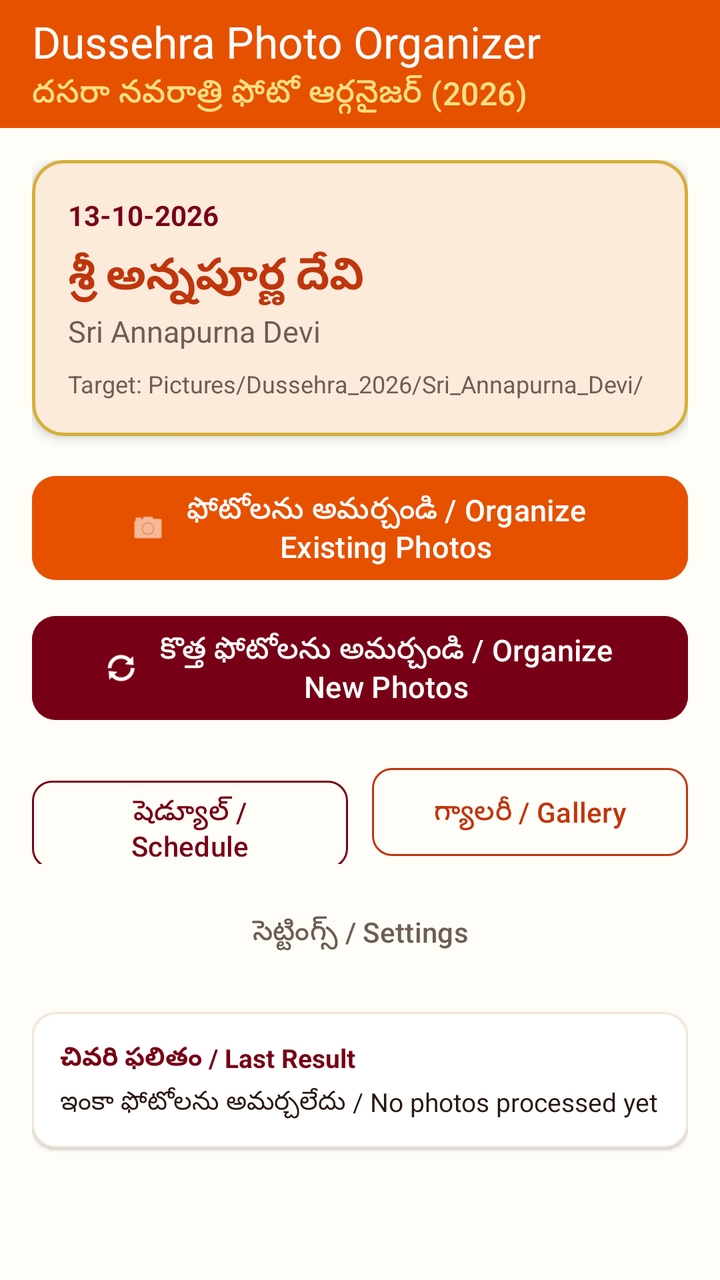
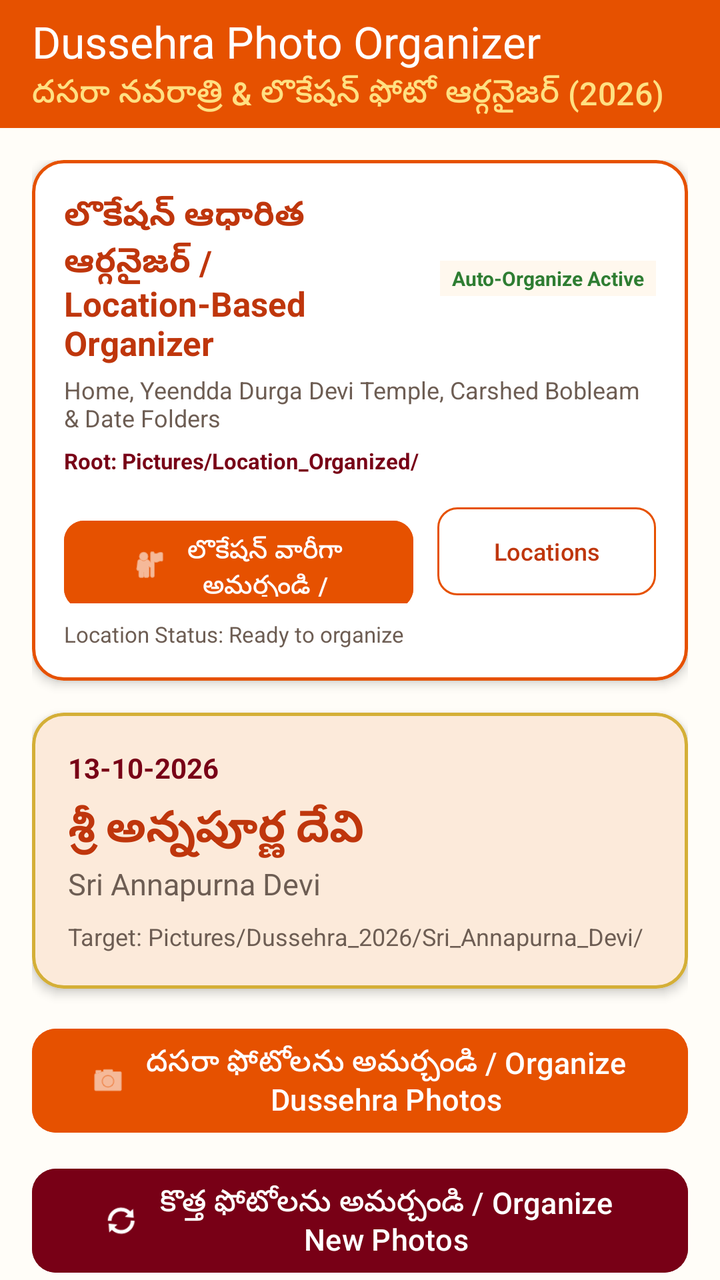

Before-and-after screenshots of an Android layout around one commit, followed by the original layout XML and the change that was made.
<!-- AndroidManifest.xml: application theme Theme.DussehraPhotoOrganizer -->
<!-- res/layout/activity_main.xml -->
<?xml version="1.0" encoding="utf-8"?>
<androidx.coordinatorlayout.widget.CoordinatorLayout
    xmlns:android="http://schemas.android.com/apk/res/android"
    xmlns:app="http://schemas.android.com/apk/res-auto"
    android:layout_width="match_parent"
    android:layout_height="match_parent"
    android:background="@color/cream_background">

    <com.google.android.material.appbar.AppBarLayout
        android:layout_width="match_parent"
        android:layout_height="wrap_content"
        android:background="@color/primary_saffron">

        <com.google.android.material.appbar.MaterialToolbar
            android:id="@+id/toolbar"
            android:layout_width="match_parent"
            android:layout_height="?attr/actionBarSize"
            app:title="@string/app_name"
            app:titleTextColor="@color/text_on_saffron"
            app:subtitle="@string/app_subtitle"
            app:subtitleTextColor="@color/gold_light" />
    </com.google.android.material.appbar.AppBarLayout>

    <androidx.core.widget.NestedScrollView
        android:layout_width="match_parent"
        android:layout_height="match_parent"
        android:fillViewport="true"
        app:layout_behavior="@string/appbar_scrolling_view_behavior">

        <LinearLayout
            android:layout_width="match_parent"
            android:layout_height="wrap_content"
            android:orientation="vertical"
            android:padding="16dp">

            
            <com.google.android.material.card.MaterialCardView
                android:id="@+id/cardTodayAlankaram"
                android:layout_width="match_parent"
                android:layout_height="wrap_content"
                app:cardCornerRadius="16dp"
                app:cardElevation="3dp"
                app:strokeColor="@color/gold_turmeric"
                app:strokeWidth="1.5dp"
                app:cardBackgroundColor="@color/cream_surface"
                android:layout_marginBottom="16dp">

                <LinearLayout
                    android:layout_width="match_parent"
                    android:layout_height="wrap_content"
                    android:orientation="vertical"
                    android:padding="18dp">

                    <TextView
                        android:id="@+id/tvTodayDate"
                        android:layout_width="wrap_content"
                        android:layout_height="wrap_content"
                        android:text="13-10-2026"
                        android:textSize="14sp"
                        android:textColor="@color/maroon_kumkum"
                        android:textStyle="bold" />

                    <TextView
                        android:id="@+id/tvTodayTeluguTitle"
                        android:layout_width="wrap_content"
                        android:layout_height="wrap_content"
                        android:text="శ్రీ అన్నపూర్ణ దేవి"
                        android:textSize="22sp"
                        android:textStyle="bold"
                        android:textColor="@color/primary_saffron_dark"
                        android:layout_marginTop="6dp" />

                    <TextView
                        android:id="@+id/tvTodayEnglishTitle"
                        android:layout_width="wrap_content"
                        android:layout_height="wrap_content"
                        android:text="Sri Annapurna Devi"
                        android:textSize="15sp"
                        android:textColor="@color/text_secondary"
                        android:layout_marginTop="2dp" />

                    <TextView
                        android:id="@+id/tvTodayFolderTarget"
                        android:layout_width="wrap_content"
                        android:layout_height="wrap_content"
                        android:text="Target: Pictures/Dussehra_2026/Sri_Annapurna_Devi/"
                        android:textSize="12sp"
                        android:textColor="@color/text_secondary"
                        android:layout_marginTop="8dp" />
                </LinearLayout>
            </com.google.android.material.card.MaterialCardView>

            
            <com.google.android.material.button.MaterialButton
                android:id="@+id/btnOrganizeExisting"
                android:layout_width="match_parent"
                android:layout_height="60dp"
                android:text="@string/btn_organize_existing"
                android:textSize="15sp"
                app:cornerRadius="12dp"
                android:backgroundTint="@color/primary_saffron"
                android:textColor="@color/text_on_saffron"
                app:icon="@android:drawable/ic_menu_camera"
                app:iconGravity="textStart"
                android:layout_marginBottom="10dp" />

            <com.google.android.material.button.MaterialButton
                android:id="@+id/btnOrganizeNew"
                android:layout_width="match_parent"
                android:layout_height="60dp"
                android:text="@string/btn_organize_new"
                android:textSize="15sp"
                app:cornerRadius="12dp"
                android:backgroundTint="@color/maroon_kumkum"
                android:textColor="@color/text_on_maroon"
                app:icon="@android:drawable/ic_popup_sync"
                app:iconGravity="textStart"
                android:layout_marginBottom="16dp" />

            
            <LinearLayout
                android:layout_width="match_parent"
                android:layout_height="wrap_content"
                android:orientation="horizontal"
                android:layout_marginBottom="10dp">

                <com.google.android.material.button.MaterialButton
                    android:id="@+id/btnFestivalSchedule"
                    android:layout_width="0dp"
                    android:layout_weight="1"
                    android:layout_height="52dp"
                    android:text="షెడ్యూల్ / Schedule"
                    app:cornerRadius="10dp"
                    style="@style/Widget.Material3.Button.OutlinedButton"
                    android:textColor="@color/maroon_kumkum"
                    app:strokeColor="@color/maroon_kumkum"
                    android:layout_marginEnd="6dp" />

                <com.google.android.material.button.MaterialButton
                    android:id="@+id/btnViewOrganized"
                    android:layout_width="0dp"
                    android:layout_weight="1"
                    android:layout_height="52dp"
                    android:text="గ్యాలరీ / Gallery"
                    app:cornerRadius="10dp"
                    style="@style/Widget.Material3.Button.OutlinedButton"
                    android:textColor="@color/primary_saffron_dark"
                    app:strokeColor="@color/primary_saffron_dark"
                    android:layout_marginStart="6dp" />
            </LinearLayout>

            <com.google.android.material.button.MaterialButton
                android:id="@+id/btnSettings"
                android:layout_width="match_parent"
                android:layout_height="48dp"
                android:text="@string/btn_settings"
                app:cornerRadius="10dp"
                style="@style/Widget.Material3.Button.TextButton"
                android:textColor="@color/text_secondary"
                android:layout_marginBottom="16dp" />

            
            <com.google.android.material.card.MaterialCardView
                android:layout_width="match_parent"
                android:layout_height="wrap_content"
                app:cardCornerRadius="12dp"
                app:cardElevation="1dp"
                app:strokeColor="@color/card_border"
                app:strokeWidth="1dp"
                app:cardBackgroundColor="@color/white">

                <LinearLayout
                    android:layout_width="match_parent"
                    android:layout_height="wrap_content"
                    android:orientation="vertical"
                    android:padding="14dp">

                    <TextView
                        android:layout_width="wrap_content"
                        android:layout_height="wrap_content"
                        android:text="@string/last_result_title"
                        android:textSize="13sp"
                        android:textStyle="bold"
                        android:textColor="@color/maroon_kumkum" />

                    <TextView
                        android:id="@+id/tvLastResult"
                        android:layout_width="wrap_content"
                        android:layout_height="wrap_content"
                        android:text="@string/last_result_none"
                        android:textSize="13sp"
                        android:textColor="@color/text_primary"
                        android:layout_marginTop="4dp" />
                </LinearLayout>
            </com.google.android.material.card.MaterialCardView>

        </LinearLayout>
    </androidx.core.widget.NestedScrollView>

</androidx.coordinatorlayout.widget.CoordinatorLayout>
<!-- resources referenced by this layout -->
<resources>
  <color name="card_border">#F3E5D8</color>
  <color name="cream_background">#FFFDF8</color>
  <color name="cream_surface">#FFF8EE</color>
  <color name="gold_light">#FFE082</color>
  <color name="gold_turmeric">#D4AF37</color>
  <color name="maroon_kumkum">#780016</color>
  <color name="primary_saffron">#E65100</color>
  <color name="primary_saffron_dark">#BF360C</color>
  <color name="text_on_maroon">#FFFFFF</color>
  <color name="text_on_saffron">#FFFFFF</color>
  <color name="text_primary">#2A1810</color>
  <color name="text_secondary">#6D5D53</color>
  <color name="white">#FFFFFF</color>
  <string name="app_name">Dussehra Photo Organizer</string>
  <string name="app_subtitle">దసరా నవరాత్రి ఫోటో ఆర్గనైజర్ (2026)</string>
  <string name="btn_organize_existing">ఫోటోలను అమర్చండి / Organize Existing Photos</string>
  <string name="btn_organize_new">కొత్త ఫోటోలను అమర్చండి / Organize New Photos</string>
  <string name="btn_settings">సెట్టింగ్స్ / Settings</string>
  <string name="last_result_none">ఇంకా ఫోటోలను అమర్చలేదు / No photos processed yet</string>
  <string name="last_result_title">చివరి ఫలితం / Last Result</string>
  <style name="Theme.DussehraPhotoOrganizer" parent="Theme.Material3.DayNight.NoActionBar">
          
          <item name="colorPrimary">@color/primary_saffron</item>
          <item name="colorOnPrimary">@color/text_on_saffron</item>
          <item name="colorPrimaryContainer">@color/primary_saffron_light</item>
          
          
          <item name="colorSecondary">@color/maroon_kumkum</item>
          <item name="colorOnSecondary">@color/text_on_maroon</item>
  
          
          <item name="android:colorBackground">@color/cream_background</item>
          <item name="colorSurface">@color/cream_surface</item>
          <item name="colorOnSurface">@color/text_primary</item>
  
          
          <item name="android:statusBarColor">@color/primary_saffron_dark</item>
          <item name="android:windowLightStatusBar">false</item>
      </style>
  <color name="primary_saffron_light">#FFB74D</color>
</resources>

<!-- the commit's change to res/layout/activity_main.xml (unified diff, before → after) -->
@@ -32,6 +32,115 @@
             android:layout_height="wrap_content"
             android:orientation="vertical"
             android:padding="16dp">
+
+            
+            <com.google.android.material.card.MaterialCardView
+                android:id="@+id/cardLocationOrganizer"
+                android:layout_width="match_parent"
+                android:layout_height="wrap_content"
+                app:cardCornerRadius="16dp"
+                app:cardElevation="3dp"
+                app:strokeColor="@color/primary_saffron"
+                app:strokeWidth="1.5dp"
+                app:cardBackgroundColor="@color/white"
+                android:layout_marginBottom="16dp">
+
+                <LinearLayout
+                    android:layout_width="match_parent"
+                    android:layout_height="wrap_content"
+                    android:orientation="vertical"
+                    android:padding="16dp">
+
+                    <LinearLayout
+                        android:layout_width="match_parent"
+                        android:layout_height="wrap_content"
+                        android:orientation="horizontal"
+                        android:gravity="center_vertical">
+
+                        <TextView
+                            android:layout_width="0dp"
+                            android:layout_weight="1"
+                            android:layout_height="wrap_content"
+                            android:text="@string/location_dashboard_title"
+                            android:textSize="17sp"
+                            android:textStyle="bold"
+                            android:textColor="@color/primary_saffron_dark" />
+
+                        <TextView
+                            android:id="@+id/tvAutoOrganizeBadge"
+                            android:layout_width="wrap_content"
+                            android:layout_height="wrap_content"
+                            android:text="@string/auto_organize_badge"
+                            android:textSize="10sp"
+                            android:textStyle="bold"
+                            android:textColor="@color/status_success"
+                            android:background="@color/cream_surface"
+                            android:paddingHorizontal="6dp"
+                            android:paddingVertical="2dp" />
+                    </LinearLayout>
+
+                    <TextView
+                        android:layout_width="match_parent"
+                        android:layout_height="wrap_content"
+                        android:text="@string/location_dashboard_subtitle"
+                        android:textSize="12sp"
+                        android:textColor="@color/text_secondary"
+                        android:layout_marginTop="4dp" />
+
+                    <TextView
+                        android:layout_width="match_parent"
+                        android:layout_height="wrap_content"
+                        android:text="@string/location_storage_target"
+                        android:textSize="11sp"
+                        android:textStyle="bold"
+                        android:textColor="@color/maroon_kumkum"
+                        android:layout_marginTop="6dp" />
+
+                    <LinearLayout
+                        android:layout_width="match_parent"
+                        android:layout_height="wrap_content"
+                        android:orientation="horizontal"
+                        android:layout_marginTop="12dp">
+
+                        <com.google.android.material.button.MaterialButton
+                            android:id="@+id/btnOrganizeLocation"
+                            android:layout_width="0dp"
+                            android:layout_weight="1.6"
+                            android:layout_height="52dp"
+                            android:text="@string/btn_organize_location"
+                            android:textSize="13sp"
+                            app:cornerRadius="10dp"
+                            android:backgroundTint="@color/primary_saffron"
+                            android:textColor="@color/text_on_saffron"
+                            app:icon="@android:drawable/ic_menu_myplaces"
+                            app:iconGravity="textStart"
+                            android:layout_marginEnd="6dp" />
+
+                        <com.google.android.material.button.MaterialButton
+                            android:id="@+id/btnManageLocations"
+                            android:layout_width="0dp"
+                            android:layout_weight="1"
+                            android:layout_height="52dp"
+                            android:text="Locations"
+                            android:textSize="12sp"
+                            app:cornerRadius="10dp"
+                            style="@style/Widget.Material3.Button.OutlinedButton"
+                            android:textColor="@color/primary_saffron_dark"
+                            app:strokeColor="@color/primary_saffron"
+                            android:layout_marginStart="6dp" />
+                    </LinearLayout>
+
+                    <TextView
+                        android:id="@+id/tvLastLocationResult"
+                        android:layout_width="match_parent"
+                        android:layout_height="wrap_content"
+                        android:text="Location Status: Ready to organize"
+                        android:textSize="11sp"
+                        android:textColor="@color/text_secondary"
+                        android:layout_marginTop="8dp" />
+
+                </LinearLayout>
+            </com.google.android.material.card.MaterialCardView>
 
             
             <com.google.android.material.card.MaterialCardView
<!-- resource entries referenced after the edit -->
@@ -8,18 +8,24 @@
   <color name="maroon_kumkum">#780016</color>
   <color name="primary_saffron">#E65100</color>
   <color name="primary_saffron_dark">#BF360C</color>
+  <color name="status_success">#2E7D32</color>
   <color name="text_on_maroon">#FFFFFF</color>
   <color name="text_on_saffron">#FFFFFF</color>
   <color name="text_primary">#2A1810</color>
   <color name="text_secondary">#6D5D53</color>
   <color name="white">#FFFFFF</color>
   <string name="app_name">Dussehra Photo Organizer</string>
-  <string name="app_subtitle">దసరా నవరాత్రి ఫోటో ఆర్గనైజర్ (2026)</string>
-  <string name="btn_organize_existing">ఫోటోలను అమర్చండి / Organize Existing Photos</string>
+  <string name="app_subtitle">దసరా నవరాత్రి &amp; లొకేషన్ ఫోటో ఆర్గనైజర్ (2026)</string>
+  <string name="auto_organize_badge">Auto-Organize Active</string>
+  <string name="btn_organize_existing">దసరా ఫోటోలను అమర్చండి / Organize Dussehra Photos</string>
+  <string name="btn_organize_location">లొకేషన్ వారీగా అమర్చండి / Organize by Location</string>
   <string name="btn_organize_new">కొత్త ఫోటోలను అమర్చండి / Organize New Photos</string>
   <string name="btn_settings">సెట్టింగ్స్ / Settings</string>
   <string name="last_result_none">ఇంకా ఫోటోలను అమర్చలేదు / No photos processed yet</string>
   <string name="last_result_title">చివరి ఫలితం / Last Result</string>
+  <string name="location_dashboard_subtitle">Home, Yeendda Durga Devi Temple, Carshed Bobleam &amp; Date Folders</string>
+  <string name="location_dashboard_title">లొకేషన్ ఆధారిత ఆర్గనైజర్ / Location-Based Organizer</string>
+  <string name="location_storage_target">Root: Pictures/Location_Organized/</string>
   <style name="Theme.DussehraPhotoOrganizer" parent="Theme.Material3.DayNight.NoActionBar">
           
           <item name="colorPrimary">@color/primary_saffron</item>
